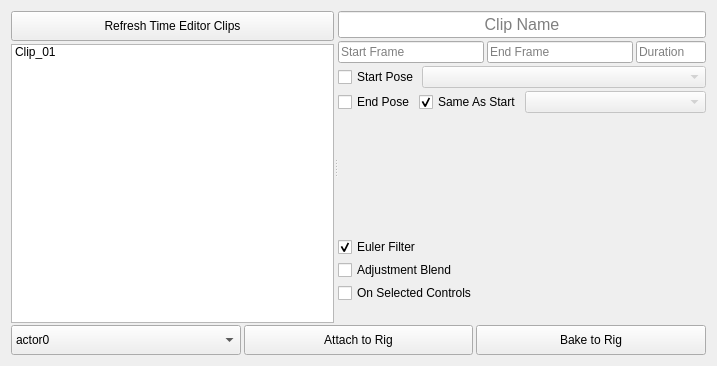
rBrenick/mocap-clipper, file mocap_clipper/ui/mocap_clipper_widget.ui: the form before one commit.
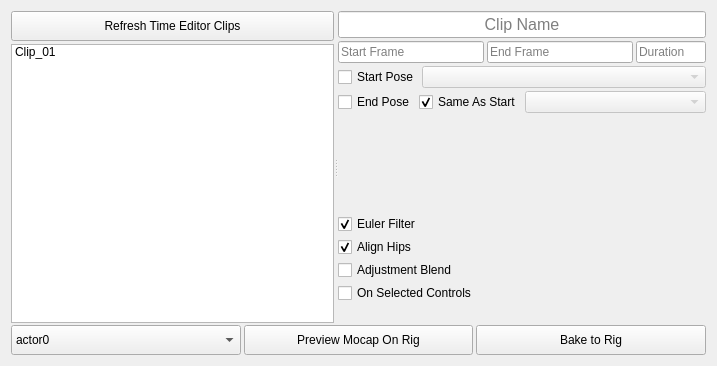
The form after the commit.

The edit to the form file:
```diff
--- a/mocap_clipper/ui/mocap_clipper_widget.ui
+++ b/mocap_clipper/ui/mocap_clipper_widget.ui
@@ -249,6 +249,16 @@
            </property>
           </widget>
          </item>
+         <item>
+          <widget class="QCheckBox" name="align_hips_CHK">
+           <property name="text">
+            <string>Align Hips</string>
+           </property>
+           <property name="checked">
+            <bool>true</bool>
+           </property>
+          </widget>
+         </item>
          <item>
           <widget class="QCheckBox" name="adjustment_blend_CHK">
            <property name="text">
@@ -314,7 +324,7 @@
         </sizepolicy>
        </property>
        <property name="text">
-        <string>Attach to Rig</string>
+        <string>Preview Mocap On Rig</string>
        </property>
       </widget>
      </item>
```
Left out of the diff: 2 changed lines with no effect on the pictures.
